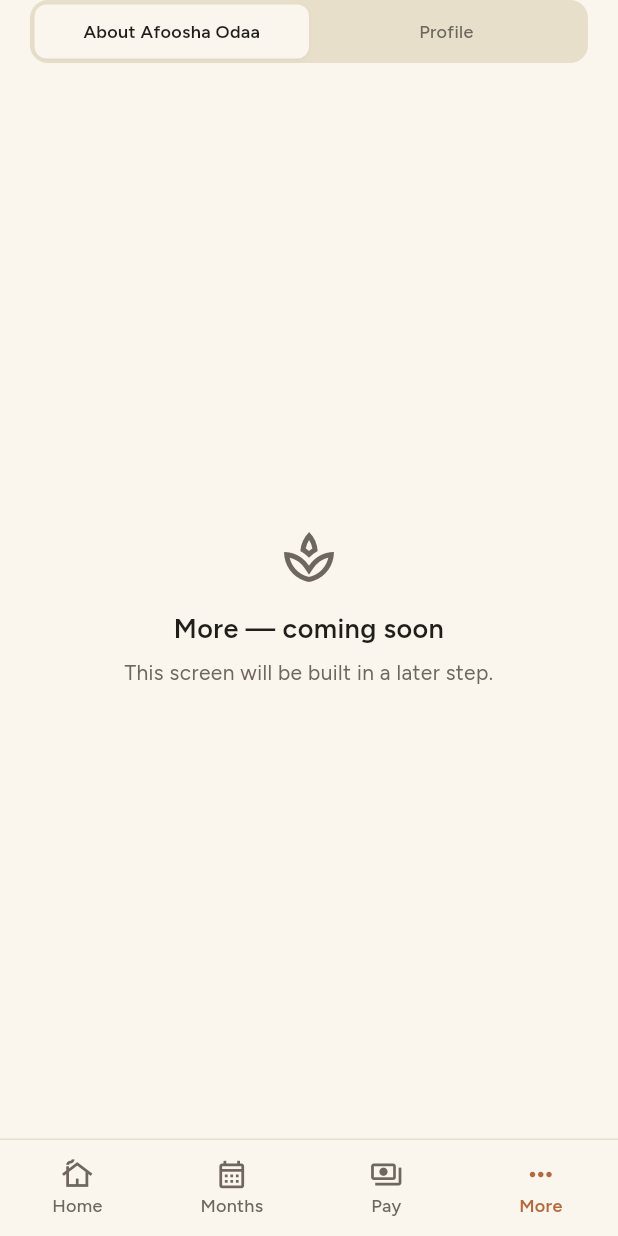
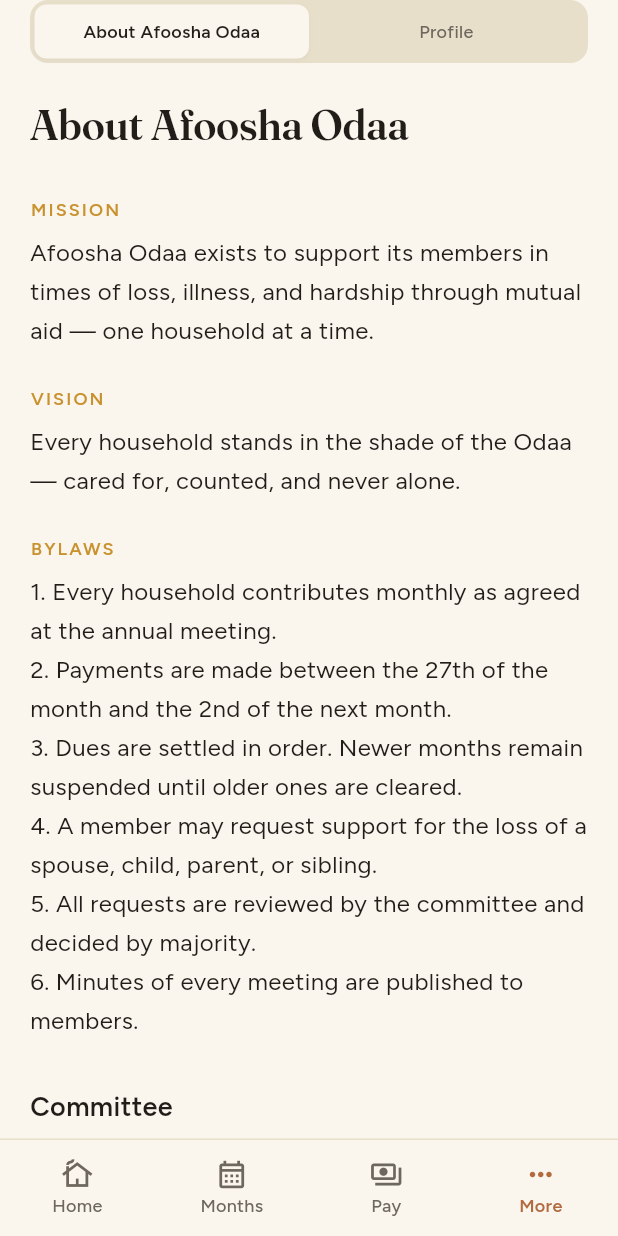
Before and after one commit to sam-nexus/IddirManagementSystem, a Flutter app: the AppShell screen opened directly with empty values, item 4 of the bottom bar chosen, on a phone screen of 412 x 824 dp. Run offline on Flutter 3.47's test engine with Material 3 defaults, Android fonts, the phone set to English and light mode, and no system bars; our stand-ins replace flutter_riverpod, flutter_secure_storage, go_router, package_info_plus, shared_preferences; accounts and stored records are empty.

Commit message:
Add About and Profile screens: an editorial About with mission, vision, numbered bylaws and committee member cards with monogram avatars and contact phone numbers, plus a Profile with language toggle via a bottom sheet that switches the entire app between English and Afaan Oromoo, Change PIN, My devices, and a confirm-dialog protected Log out that clears the session and returns to login, with bilingual labels for committee roles and the shortened sub-bar segment names About and Profile.

```diff
--- /dev/null
+++ b/mobile/lib/features/about/domain/about_providers.dart
@@ -0,0 +1,11 @@
+import 'package:flutter_riverpod/flutter_riverpod.dart';
+import 'package:odaa_mobile/features/about/data/about_repository.dart';
+import 'package:odaa_mobile/features/about/data/models/organization_info.dart';
+
+final aboutRepositoryProvider = Provider<AboutRepository>((ref) {
+  return MockAboutRepository();
+});
+
+final organizationInfoProvider = FutureProvider<OrganizationInfo>((ref) async {
+  return ref.watch(aboutRepositoryProvider).fetchOrganization();
+});
--- /dev/null
+++ b/mobile/lib/features/about/presentation/about_screen.dart
@@ -0,0 +1,134 @@
+import 'package:flutter/material.dart';
+import 'package:flutter_riverpod/flutter_riverpod.dart';
+import 'package:odaa_mobile/core/theme/app_spacing.dart';
+import 'package:odaa_mobile/core/theme/app_theme_extension.dart';
+import 'package:odaa_mobile/core/theme/app_typography.dart';
+import 'package:odaa_mobile/features/about/domain/about_providers.dart';
+import 'package:odaa_mobile/features/about/presentation/widgets/committee_member_card.dart';
+import 'package:odaa_mobile/l10n/l10n.dart';
+import 'package:odaa_mobile/shared/widgets/error_view.dart';
+import 'package:odaa_mobile/shared/widgets/section_header.dart';
+import 'package:odaa_mobile/shared/widgets/skeleton.dart';
+
+class AboutScreen extends ConsumerWidget {
+  const AboutScreen({super.key});
+
+  @override
+  Widget build(BuildContext context, WidgetRef ref) {
+    final tokens = context.tokens;
+    final l10n = context.l10n;
+    final isOm = Localizations.localeOf(context).languageCode == 'om';
+    final async = ref.watch(organizationInfoProvider);
+
+    return async.when(
+      loading: () => const _AboutSkeleton(),
+      error: (_, __) => ErrorView(
+        message: l10n.errorGeneric,
+        onRetry: () => ref.invalidate(organizationInfoProvider),
+      ),
+      data: (info) => SingleChildScrollView(
+        padding: const EdgeInsets.fromLTRB(
+          AppSpacing.screenEdge,
+          AppSpacing.lg,
+          AppSpacing.screenEdge,
+          AppSpacing.xxxl,
+        ),
+        child: Column(
+          crossAxisAlignment: CrossAxisAlignment.stretch,
+          children: [
+            Text(
+              l10n.aboutTitle,
+              style: AppTypography.titleL.copyWith(color: tokens.textPrimary),
+            ),
+            const SizedBox(height: AppSpacing.xxl),
+
+            _Section(
+              title: l10n.aboutMission,
+              body: isOm ? info.missionOm : info.missionEn,
+            ),
+            const SizedBox(height: AppSpacing.xl),
+
+            _Section(
+              title: l10n.aboutVision,
+              body: isOm ? info.visionOm : info.visionEn,
+            ),
+            const SizedBox(height: AppSpacing.xl),
+
+            _Section(
+              title: l10n.aboutBylaws,
+              body: isOm ? info.bylawsOm : info.bylawsEn,
+            ),
+            const SizedBox(height: AppSpacing.xxl),
+
+            SectionHeader(title: l10n.aboutCommittee),
+            const SizedBox(height: AppSpacing.sm),
+            ...info.committee.map(
+              (m) => Padding(
+                padding: const EdgeInsets.only(bottom: AppSpacing.md),
+                child: CommitteeMemberCard(member: m),
+              ),
+            ),
+          ],
+        ),
+      ),
+    );
+  }
+}
+
+class _Section extends StatelessWidget {
+  const _Section({required this.title, required this.body});
+
+  final String title;
+  final String body;
+
+  @override
+  Widget build(BuildContext context) {
+    final tokens = context.tokens;
+    return Column(
+      crossAxisAlignment: CrossAxisAlignment.start,
+      children: [
+        Text(
+          title.toUpperCase(),
+          style: AppTypography.caption.copyWith(
+            color: tokens.accent,
+            letterSpacing: 1.4,
+            fontWeight: FontWeight.w600,
+          ),
+        ),
+        const SizedBox(height: AppSpacing.sm),
+        Text(
+          body,
+          style: AppTypography.body.copyWith(
+            color: tokens.textPrimary,
+            height: 1.6,
+          ),
+        ),
+      ],
+    );
+  }
+}
+
+class _AboutSkeleton extends StatelessWidget {
+  const _AboutSkeleton();
+
+  @override
+  Widget build(BuildContext context) {
+    return const Padding(
+      padding: EdgeInsets.all(AppSpacing.screenEdge),
+      child: Column(
+        crossAxisAlignment: CrossAxisAlignment.start,
+        children: [
+          Skeleton(width: 140, height: 20),
+          SizedBox(height: 24),
+          Skeleton(height: 14),
+          SizedBox(height: 8),
+          Skeleton(width: 220, height: 14),
+          SizedBox(height: 32),
+          Skeleton(height: 14),
+          SizedBox(height: 8),
+          Skeleton(width: 260, height: 14),
+        ],
+      ),
+    );
+  }
+}
--- a/mobile/lib/l10n/app_en.arb
+++ b/mobile/lib/l10n/app_en.arb
@@ -101,6 +101,14 @@
   "aboutBylaws": "Bylaws",
   "aboutCommittee": "Committee",
 
+  "aboutShort": "About",
+"profileShort": "Profile",
+"roleChairperson": "Chairperson",
+"roleSecretary": "Secretary",
+"roleTreasurer": "Treasurer",
+"roleAuditor": "Auditor",
+"profileLogoutConfirm": "Are you sure you want to log out?",
+
   "historyMethodChapa": "Chapa",
 "historyMethodCash": "Cash",
 "historyMethodManual": "Manual transfer",
--- a/mobile/lib/l10n/app_localizations.dart
+++ b/mobile/lib/l10n/app_localizations.dart
@@ -554,6 +554,48 @@ abstract class AppLocalizations {
   /// **'Committee'**
   String get aboutCommittee;
 
+  /// No description provided for @aboutShort.
+  ///
+  /// In en, this message translates to:
+  /// **'About'**
+  String get aboutShort;
+
+  /// No description provided for @profileShort.
+  ///
+  /// In en, this message translates to:
+  /// **'Profile'**
+  String get profileShort;
+
+  /// No description provided for @roleChairperson.
+  ///
+  /// In en, this message translates to:
+  /// **'Chairperson'**
+  String get roleChairperson;
+
+  /// No description provided for @roleSecretary.
+  ///
+  /// In en, this message translates to:
+  /// **'Secretary'**
+  String get roleSecretary;
+
+  /// No description provided for @roleTreasurer.
+  ///
+  /// In en, this message translates to:
+  /// **'Treasurer'**
+  String get roleTreasurer;
+
+  /// No description provided for @roleAuditor.
+  ///
+  /// In en, this message translates to:
+  /// **'Auditor'**
+  String get roleAuditor;
+
+  /// No description provided for @profileLogoutConfirm.
+  ///
+  /// In en, this message translates to:
+  /// **'Are you sure you want to log out?'**
+  String get profileLogoutConfirm;
+
   /// No description provided for @historyMethodChapa.
   ///
   /// In en, this message translates to:
```
Also changed, not shown: mobile/lib/core/router/app_router.dart (+10 -1 lines), mobile/lib/features/about/data/about_repository.dart (added, +59 -0 lines), mobile/lib/features/about/data/models/organization_info.dart (added, +35 -0 lines), mobile/lib/features/about/presentation/widgets/committee_member_card.dart (added, +93 -0 lines), mobile/lib/features/profile/domain/profile_providers.dart (added, +8 -0 lines), mobile/lib/features/profile/presentation/profile_screen.dart (added, +191 -0 lines), mobile/lib/features/profile/presentation/widgets/profile_row.dart (added, +67 -0 lines), mobile/lib/features/shell/presentation/app_shell.dart (+8 -1 lines), mobile/lib/l10n/app_localizations_en.dart (+21 -0 lines), mobile/lib/l10n/app_localizations_om.dart (+21 -0 lines), mobile/lib/l10n/app_om.arb (+8 -0 lines).
